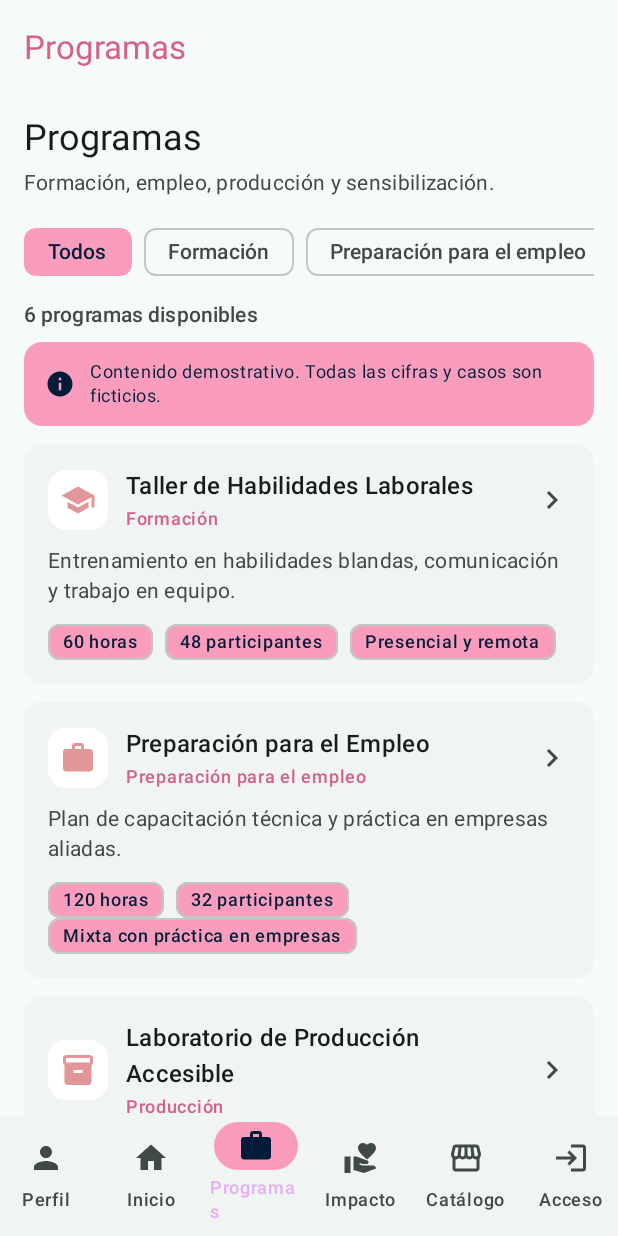
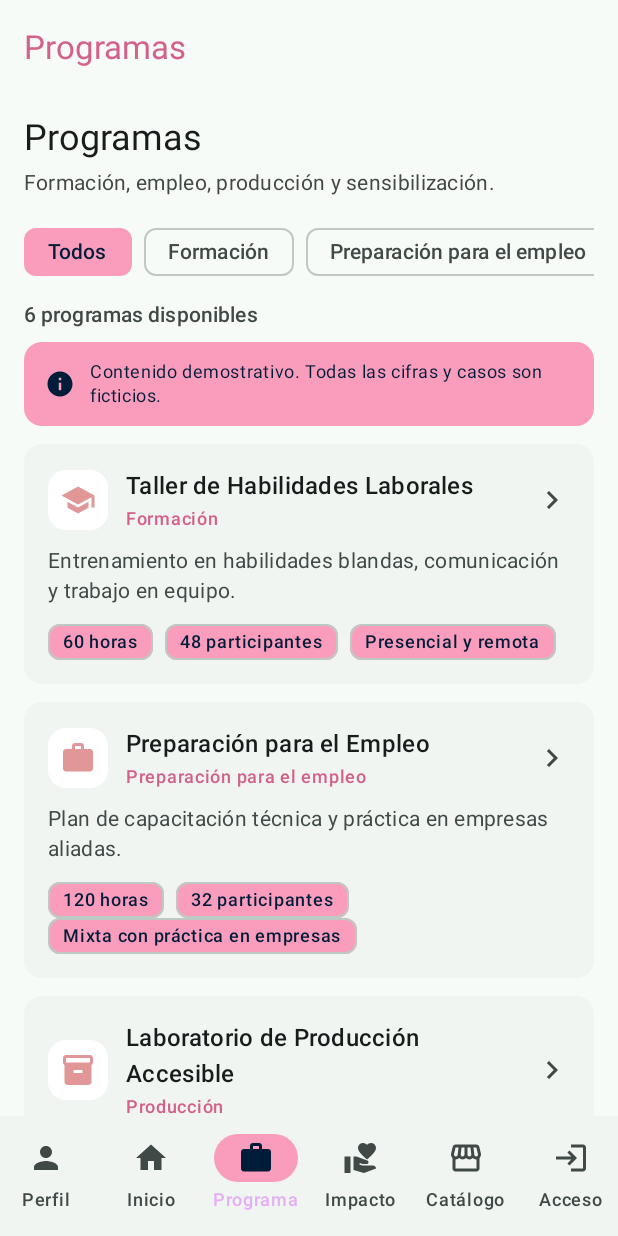
Before and after one commit to maxdefrutilla/Proyect-Mobile, an Android app built with Jetpack Compose: the screen it shows after launch (MainActivity), item 3 of the bottom bar chosen, on a phone screen of 412 x 824 dp. Run offline under Robolectric (Android 15) with nearby library versions, the phone set to English and light mode, and no system bars.

Commit message:
fix:"Programas-Programa"

```diff
--- a/app/src/main/java/com/example/proyecto_corpaliv/ui/navigation/BarraNavegacion.kt
+++ b/app/src/main/java/com/example/proyecto_corpaliv/ui/navigation/BarraNavegacion.kt
@@ -28,7 +28,7 @@ private data class ItemMenu(
 private val ItemsMenu = listOf(
     ItemMenu(Rutas.PERFIL, "Perfil", Icons.Filled.Person),
     ItemMenu(Rutas.INICIO, "Inicio", Icons.Filled.Home),
-    ItemMenu(Rutas.PROGRAMAS, "Programas", Icons.Filled.Work),
+    ItemMenu(Rutas.PROGRAMAS, "Programa", Icons.Filled.Work),
     ItemMenu(Rutas.IMPACTO, "Impacto", Icons.Filled.VolunteerActivism),
     ItemMenu(Rutas.CATALOGO, "Catálogo", Icons.Filled.Storefront),
     ItemMenu(Rutas.AUTH, "Acceso", Icons.AutoMirrored.Filled.Login)
```
